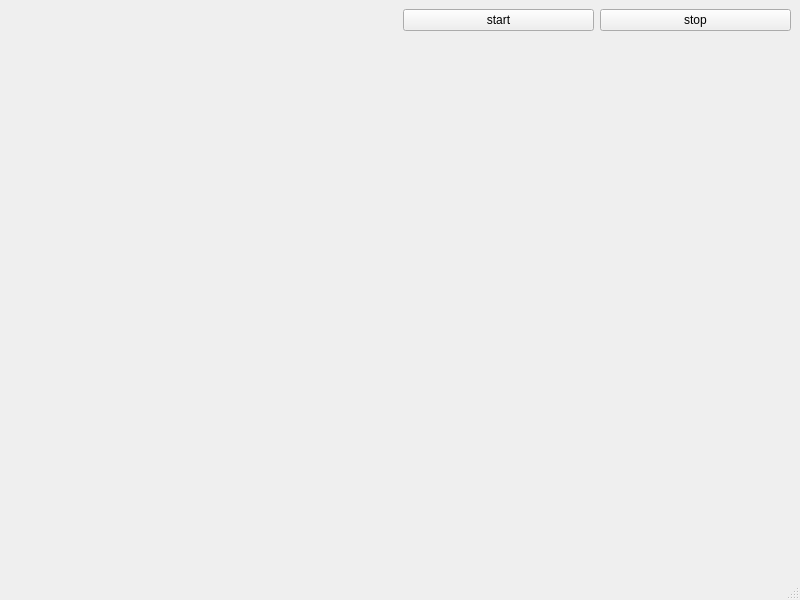
jens-j/krijseenprijs, file kep.ui: the form before one commit.
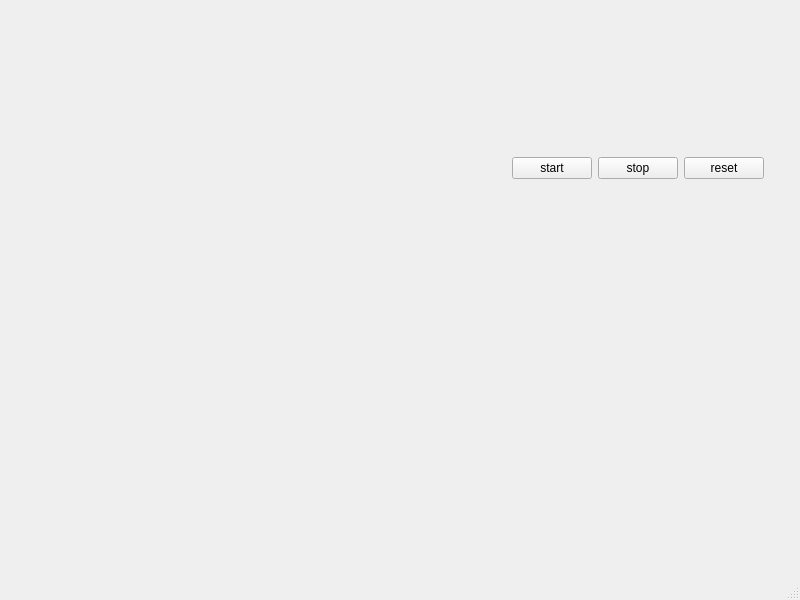
The form after the commit. Custom widgets are drawn as their Qt base class.

Commit message: much nicer gui

```diff
--- a/kep.ui
+++ b/kep.ui
@@ -16,40 +16,68 @@
   <widget class="QWidget" name="centralwidget">
    <layout class="QHBoxLayout" name="horizontalLayout">
     <item>
-     <layout class="QVBoxLayout" name="plotLayout">
+     <widget class="QWidget" name="verticalWidget" native="true">
+      <property name="sizePolicy">
+       <sizepolicy hsizetype="Preferred" vsizetype="Preferred">
+        <horstretch>4</horstretch>
+        <verstretch>0</verstretch>
+       </sizepolicy>
+      </property>
+      <layout class="QVBoxLayout" name="verticalLayout">
       <item>
        <widget class="PlotWidget" name="timePlot" native="true">
-        <layout class="QVBoxLayout" name="verticalLayout"/>
+         <property name="sizePolicy">
+          <sizepolicy hsizetype="Preferred" vsizetype="Preferred">
+           <horstretch>0</horstretch>
+           <verstretch>1</verstretch>
+          </sizepolicy>
+         </property>
+         <layout class="QVBoxLayout" name="verticalLayout_3"/>
        </widget>
       </item>
       <item>
-       <widget class="PlotWidget" name="spectrumPlot" native="true"/>
-      </item>
-      <item>
-       <widget class="PlotWidget" name="spectrogramPlot" native="true"/>
-      </item>
-     </layout>
+        <widget class="PlotWidget" name="spectrogramPlot" native="true">
+         <property name="sizePolicy">
+          <sizepolicy hsizetype="Preferred" vsizetype="Preferred">
+           <horstretch>0</horstretch>
+           <verstretch>2</verstretch>
+          </sizepolicy>
+         </property>
+        </widget>
+       </item>
+      </layout>
+     </widget>
     </item>
     <item>
+     <widget class="QWidget" name="verticalWidget_2" native="true">
+      <property name="sizePolicy">
+       <sizepolicy hsizetype="Preferred" vsizetype="Preferred">
+        <horstretch>1</horstretch>
+        <verstretch>0</verstretch>
+       </sizepolicy>
+      </property>
      <layout class="QVBoxLayout" name="verticalLayout_2">
       <item>
-       <layout class="QHBoxLayout" name="horizontalLayout_2">
-        <item>
-         <widget class="QPushButton" name="startButton">
-          <property name="text">
-           <string>start</string>
-          </property>
-         </widget>
-        </item>
+        <widget class="QWidget" name="horizontalWidget" native="true">
+         <property name="sizePolicy">
+          <sizepolicy hsizetype="Preferred" vsizetype="Preferred">
+           <horstretch>0</horstretch>
+           <verstretch>1</verstretch>
+          </sizepolicy>
+         </property>
+         <layout class="QHBoxLayout" name="horizontalLayout_4">
         <item>
-         <widget class="QPushButton" name="stopButton">
-          <property name="text">
-           <string>stop</string>
-          </property>
-         </widget>
-        </item>
-       </layout>
-      </item>
+           <widget class="QWidget" name="widget" native="true">
+            <property name="sizePolicy">
+             <sizepolicy hsizetype="Preferred" vsizetype="Preferred">
+              <horstretch>0</horstretch>
+              <verstretch>1</verstretch>
+             </sizepolicy>
+            </property>
+            <layout class="QVBoxLayout" name="verticalLayout_4">
+             <property name="spacing">
+              <number>6</number>
+             </property>
       <item>
        <spacer name="verticalSpacer">
         <property name="orientation">
@@ -63,7 +91,49 @@
         </property>
        </spacer>
       </item>
-     </layout>
+             <item>
+              <layout class="QHBoxLayout" name="horizontalLayout_2">
+               <item>
+                <widget class="QPushButton" name="startButton">
+                 <property name="text">
+                  <string>start</string>
+                 </property>
+                </widget>
+               </item>
+               <item>
+                <widget class="QPushButton" name="stopButton">
+                 <property name="text">
+                  <string>stop</string>
+                 </property>
+                </widget>
+               </item>
+               <item>
+                <widget class="QPushButton" name="resetButton">
+                 <property name="text">
+                  <string>reset</string>
+                 </property>
+                </widget>
+               </item>
+              </layout>
+             </item>
+            </layout>
+           </widget>
+          </item>
+         </layout>
+        </widget>
+       </item>
+       <item>
+        <widget class="PlotWidget" name="spectrumPlot" native="true">
+         <property name="sizePolicy">
+          <sizepolicy hsizetype="Preferred" vsizetype="Preferred">
+           <horstretch>1</horstretch>
+           <verstretch>2</verstretch>
+          </sizepolicy>
+         </property>
+        </widget>
+       </item>
+      </layout>
+     </widget>
     </item>
    </layout>
   </widget>
```
Lines whose indentation alone changed are shown as unchanged. The commit also changes 1 other file.
